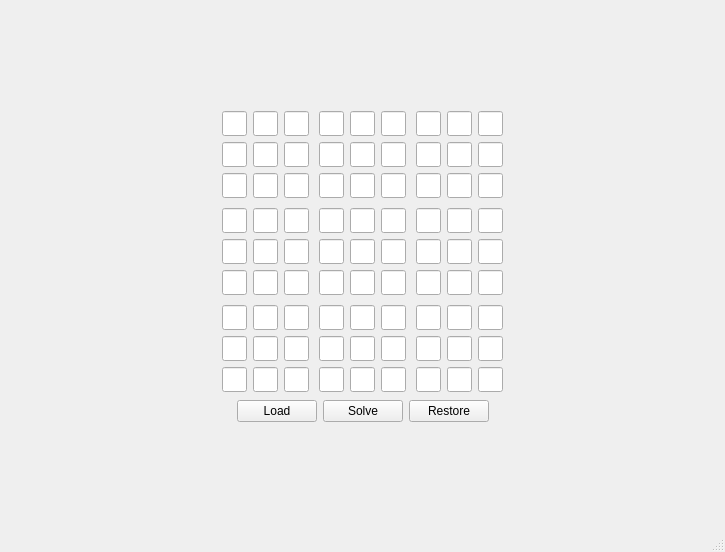
Above: mainwindow.ui from Kiria-F/sudoku-solver before the change. Below: the same form after it.
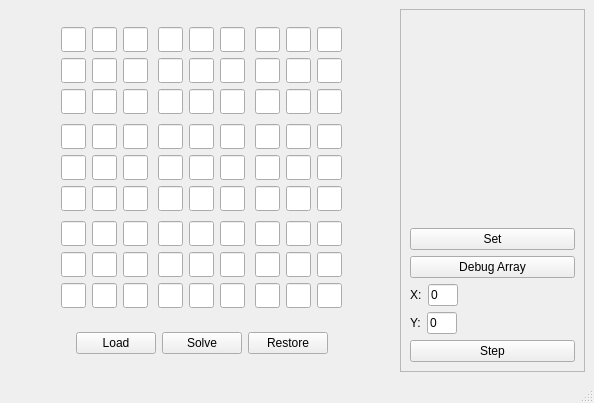
That is the form after the change.

Commit message: solve + debug

```diff
--- a/mainwindow.ui
+++ b/mainwindow.ui
@@ -6,8 +6,8 @@
    <rect>
     <x>0</x>
     <y>0</y>
-    <width>725</width>
-    <height>552</height>
+    <width>594</width>
+    <height>403</height>
    </rect>
   </property>
   <property name="sizePolicy">
@@ -20,20 +20,7 @@
    <string>MainWindow</string>
   </property>
   <widget class="QWidget" name="centralwidget">
-   <layout class="QVBoxLayout" name="verticalLayout_2">
-    <item>
-     <spacer name="verticalSpacer">
-      <property name="orientation">
-       <enum>Qt::Vertical</enum>
-      </property>
-      <property name="sizeHint" stdset="0">
-       <size>
-        <width>20</width>
-        <height>40</height>
-       </size>
-      </property>
-     </spacer>
-    </item>
+   <layout class="QHBoxLayout" name="horizontalLayout_4">
     <item>
      <layout class="QVBoxLayout" name="verticalLayout">
       <property name="leftMargin">
@@ -2133,17 +2120,134 @@
      </layout>
     </item>
     <item>
-     <spacer name="verticalSpacer_2">
-      <property name="orientation">
-       <enum>Qt::Vertical</enum>
+     <widget class="QFrame" name="frame_Debug">
+      <property name="frameShape">
+       <enum>QFrame::StyledPanel</enum>
       </property>
-      <property name="sizeHint" stdset="0">
-       <size>
-        <width>20</width>
-        <height>40</height>
-       </size>
+      <property name="frameShadow">
+       <enum>QFrame::Raised</enum>
       </property>
-     </spacer>
+      <layout class="QVBoxLayout" name="verticalLayout_2">
+       <item>
+        <spacer name="verticalSpacer">
+         <property name="orientation">
+          <enum>Qt::Vertical</enum>
+         </property>
+         <property name="sizeHint" stdset="0">
+          <size>
+           <width>20</width>
+           <height>40</height>
+          </size>
+         </property>
+        </spacer>
+       </item>
+       <item>
+        <layout class="QVBoxLayout" name="verticalLayout_3">
+         <item>
+          <widget class="QPushButton" name="pushButton_Set">
+           <property name="text">
+            <string>Set</string>
+           </property>
+          </widget>
+         </item>
+         <item>
+          <widget class="QPushButton" name="pushButton_DebugArray">
+           <property name="text">
+            <string>Debug Array</string>
+           </property>
+          </widget>
+         </item>
+         <item>
+          <layout class="QHBoxLayout" name="horizontalLayout_2">
+           <item>
+            <widget class="QLabel" name="label_X">
+             <property name="text">
+              <string>X:</string>
+             </property>
+            </widget>
+           </item>
+           <item>
+            <widget class="QLineEdit" name="lineEdit_X">
+             <property name="maximumSize">
+              <size>
+               <width>30</width>
+               <height>16777215</height>
+              </size>
+             </property>
+             <property name="text">
+              <string>0</string>
+             </property>
+             <property name="readOnly">
+              <bool>true</bool>
+             </property>
+            </widget>
+           </item>
+           <item>
+            <spacer name="horizontalSpacer_5">
+             <property name="orientation">
+              <enum>Qt::Horizontal</enum>
+             </property>
+             <property name="sizeHint" stdset="0">
+              <size>
+               <width>40</width>
+               <height>20</height>
+              </size>
+             </property>
+            </spacer>
+           </item>
+          </layout>
+         </item>
+         <item>
+          <layout class="QHBoxLayout" name="horizontalLayout_3">
+           <item>
+            <widget class="QLabel" name="label_Y">
+             <property name="text">
+              <string>Y:</string>
+             </property>
+            </widget>
+           </item>
+           <item>
+            <widget class="QLineEdit" name="lineEdit_Y">
+             <property name="maximumSize">
+              <size>
+               <width>30</width>
+               <height>16777215</height>
+              </size>
+             </property>
+             <property name="text">
+              <string>0</string>
+             </property>
+             <property name="readOnly">
+              <bool>true</bool>
+             </property>
+            </widget>
+           </item>
+           <item>
+            <spacer name="horizontalSpacer_6">
+             <property name="orientation">
+              <enum>Qt::Horizontal</enum>
+             </property>
+             <property name="sizeHint" stdset="0">
+              <size>
+               <width>40</width>
+               <height>20</height>
+              </size>
+             </property>
+            </spacer>
+           </item>
+          </layout>
+         </item>
+         <item>
+          <widget class="QPushButton" name="pushButton_Step">
+           <property name="text">
+            <string>Step</string>
+           </property>
+          </widget>
+         </item>
+        </layout>
+       </item>
+      </layout>
+     </widget>
     </item>
    </layout>
   </widget>
```
Left out of the diff: 2 changed lines with no effect on the pictures. The commit also changes 2 other files.
